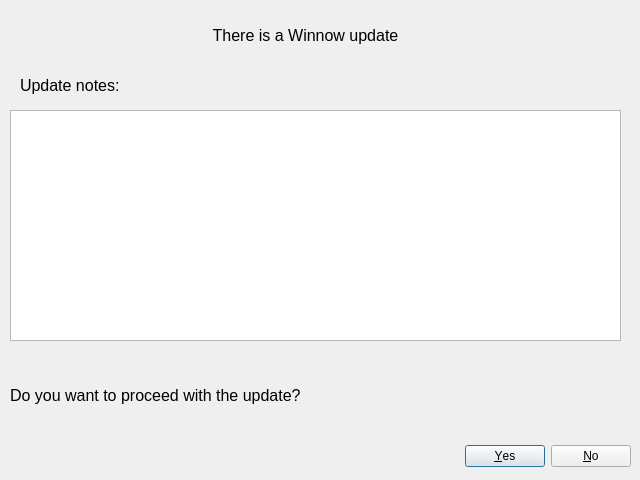
towhee/Winnow64, file Dialogs/updateapp.ui: the form before one commit.
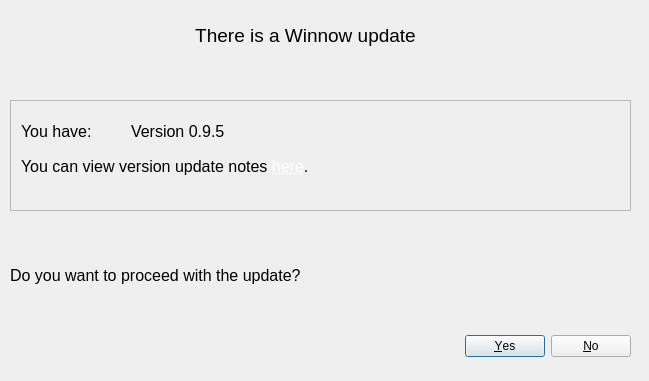
The form after the commit.

Patch:
```diff
--- a/Dialogs/updateapp.ui
+++ b/Dialogs/updateapp.ui
@@ -6,8 +6,8 @@
    <rect>
     <x>0</x>
     <y>0</y>
-    <width>640</width>
-    <height>480</height>
+    <width>649</width>
+    <height>381</height>
    </rect>
   </property>
   <property name="windowTitle">
@@ -23,7 +23,7 @@
    <property name="geometry">
     <rect>
      <x>10</x>
-     <y>440</y>
+     <y>330</y>
      <width>621</width>
      <height>32</height>
     </rect>
@@ -35,18 +35,54 @@
     <set>QDialogButtonBox::No|QDialogButtonBox::Yes</set>
    </property>
   </widget>
+  <widget class="QLabel" name="proceedLabel">
+   <property name="geometry">
+    <rect>
+     <x>10</x>
+     <y>260</y>
+     <width>561</width>
+     <height>31</height>
+    </rect>
+   </property>
+   <property name="font">
+    <font>
+     <pointsize>12</pointsize>
+    </font>
+   </property>
+   <property name="text">
+    <string>Do you want to proceed with the update?</string>
+   </property>
+  </widget>
+  <widget class="QLabel" name="titleLabel">
+   <property name="geometry">
+    <rect>
+     <x>20</x>
+     <y>20</y>
+     <width>571</width>
+     <height>31</height>
+    </rect>
+   </property>
+   <property name="font">
+    <font>
+     <pointsize>14</pointsize>
+    </font>
+   </property>
+   <property name="text">
+    <string>There is a Winnow update</string>
+   </property>
+   <property name="alignment">
+    <set>Qt::AlignCenter</set>
+   </property>
+  </widget>
   <widget class="QScrollArea" name="scrollArea">
    <property name="geometry">
     <rect>
      <x>10</x>
-     <y>110</y>
-     <width>611</width>
-     <height>231</height>
+     <y>100</y>
+     <width>621</width>
+     <height>111</height>
     </rect>
    </property>
-   <property name="styleSheet">
-    <string notr="true">Background-color =rgb(190, 190, 190)</string>
-   </property>
    <property name="widgetResizable">
     <bool>true</bool>
    </property>
@@ -55,117 +91,66 @@
      <rect>
       <x>0</x>
       <y>0</y>
-      <width>609</width>
-      <height>229</height>
+      <width>619</width>
+      <height>109</height>
      </rect>
     </property>
-    <property name="styleSheet">
-     <string notr="true">Background-color =rgb(190, 190, 190)</string>
-    </property>
-    <layout class="QHBoxLayout" name="horizontalLayout">
-     <property name="spacing">
-      <number>7</number>
+    <widget class="QLabel" name="viewVersionLabel">
+     <property name="geometry">
+      <rect>
+       <x>10</x>
+       <y>50</y>
+       <width>601</width>
+       <height>31</height>
+      </rect>
      </property>
-     <property name="leftMargin">
-      <number>0</number>
+     <property name="font">
+      <font>
+       <pointsize>12</pointsize>
+      </font>
      </property>
-     <property name="topMargin">
-      <number>0</number>
+     <property name="text">
+      <string>&lt;html&gt;&lt;head/&gt;&lt;body&gt;&lt;p&gt;You can view version update notes &lt;a href=&quot;http://165.227.46.158/winnow/winnow.html&quot;&gt;&lt;span style=&quot; text-decoration: underline; color:#ffffff;&quot;&gt;here&lt;/span&gt;&lt;/a&gt;.&lt;/p&gt;&lt;/body&gt;&lt;/html&gt;</string>
      </property>
-     <property name="rightMargin">
-      <number>0</number>
+    </widget>
+    <widget class="QLabel" name="versionLabel">
+     <property name="geometry">
+      <rect>
+       <x>120</x>
+       <y>15</y>
+       <width>441</width>
+       <height>31</height>
+      </rect>
      </property>
-     <property name="bottomMargin">
-      <number>0</number>
+     <property name="font">
+      <font>
+       <pointsize>12</pointsize>
+      </font>
      </property>
-     <item>
-      <widget class="QTextBrowser" name="textBrowser">
-       <property name="font">
-        <font>
-         <pointsize>11</pointsize>
-        </font>
-       </property>
-       <property name="styleSheet">
-        <string notr="true">Background-color = rgb(190, 190, 190)</string>
-       </property>
-       <property name="frameShape">
-        <enum>QFrame::NoFrame</enum>
-       </property>
-       <property name="frameShadow">
-        <enum>QFrame::Plain</enum>
-       </property>
-       <property name="lineWidth">
-        <number>0</number>
-       </property>
-       <property name="html">
-        <string>&lt;!DOCTYPE HTML PUBLIC &quot;-//W3C//DTD HTML 4.0//EN&quot; &quot;http://www.w3.org/TR/REC-html40/strict.dtd&quot;&gt;
-&lt;html&gt;&lt;head&gt;&lt;meta name=&quot;qrichtext&quot; content=&quot;1&quot; /&gt;&lt;style type=&quot;text/css&quot;&gt;
-p, li { white-space: pre-wrap; }
-&lt;/style&gt;&lt;/head&gt;&lt;body style=&quot; font-family:'MS Shell Dlg 2'; font-size:11pt; font-weight:400; font-style:normal;&quot;&gt;
-&lt;p style=&quot;-qt-paragraph-type:empty; margin-top:8px; margin-bottom:0px; margin-left:0px; margin-right:0px; -qt-block-indent:0; text-indent:0px;&quot;&gt;&lt;br /&gt;&lt;/p&gt;&lt;/body&gt;&lt;/html&gt;</string>
-       </property>
-      </widget>
-     </item>
-    </layout>
+     <property name="text">
+      <string>Version 0.9.5</string>
+     </property>
+    </widget>
+    <widget class="QLabel" name="currentVersionlabel">
+     <property name="geometry">
+      <rect>
+       <x>10</x>
+       <y>15</y>
+       <width>111</width>
+       <height>31</height>
+      </rect>
+     </property>
+     <property name="font">
+      <font>
+       <pointsize>12</pointsize>
+      </font>
+     </property>
+     <property name="text">
+      <string>You have:</string>
+     </property>
+    </widget>
    </widget>
   </widget>
-  <widget class="QLabel" name="label">
-   <property name="geometry">
-    <rect>
-     <x>20</x>
-     <y>70</y>
-     <width>220</width>
-     <height>31</height>
-    </rect>
-   </property>
-   <property name="font">
-    <font>
-     <pointsize>12</pointsize>
-    </font>
-   </property>
-   <property name="text">
-    <string>Update notes:</string>
-   </property>
-  </widget>
-  <widget class="QLabel" name="label_2">
-   <property name="geometry">
-    <rect>
-     <x>10</x>
-     <y>380</y>
-     <width>561</width>
-     <height>31</height>
-    </rect>
-   </property>
-   <property name="font">
-    <font>
-     <pointsize>12</pointsize>
-    </font>
-   </property>
-   <property name="text">
-    <string>Do you want to proceed with the update?</string>
-   </property>
-  </widget>
-  <widget class="QLabel" name="label_3">
-   <property name="geometry">
-    <rect>
-     <x>20</x>
-     <y>20</y>
-     <width>571</width>
-     <height>31</height>
-    </rect>
-   </property>
-   <property name="font">
-    <font>
-     <pointsize>12</pointsize>
-    </font>
-   </property>
-   <property name="text">
-    <string>There is a Winnow update</string>
-   </property>
-   <property name="alignment">
-    <set>Qt::AlignCenter</set>
-   </property>
-  </widget>
  </widget>
  <resources/>
  <connections>
```
